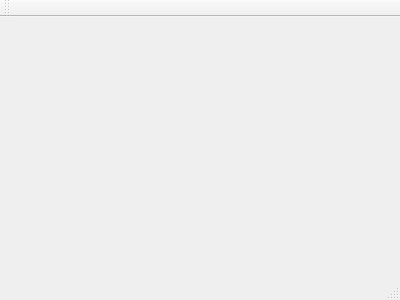
Qt form mainwindow.ui (VacheZohrabyan/VisionGuard) before a commit.
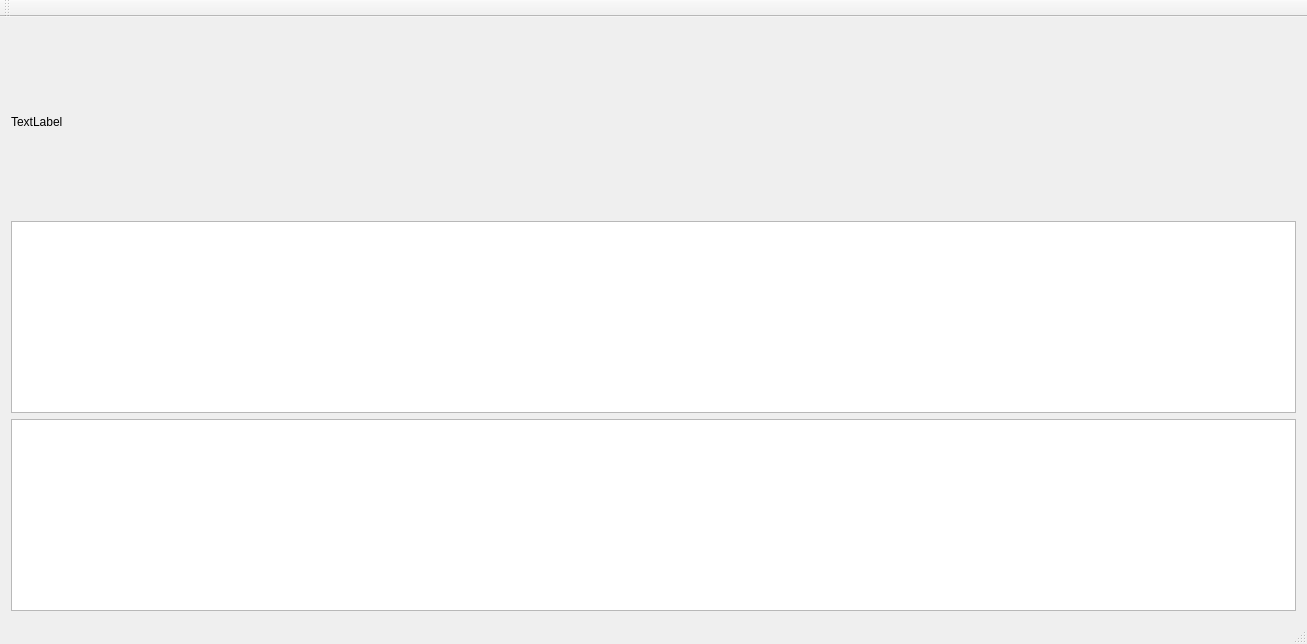
The same form after that commit.

Diff of the .ui file:
```diff
--- a/mainwindow.ui
+++ b/mainwindow.ui
@@ -1,24 +1,90 @@
 <ui version="4.0">
  <class>MainWindow</class>
- <widget class="QMainWindow" name="MainWindow" >
-  <property name="geometry" >
+ <widget class="QMainWindow" name="MainWindow">
+  <property name="geometry">
    <rect>
     <x>0</x>
     <y>0</y>
-    <width>400</width>
-    <height>300</height>
+    <width>1307</width>
+    <height>644</height>
    </rect>
   </property>
   <property name="windowTitle" >
    <string>MainWindow</string>
   </property>
-  <widget class="QMenuBar" name="menuBar" />
-  <widget class="QToolBar" name="mainToolBar" />
-  <widget class="QWidget" name="centralWidget" />
-  <widget class="QStatusBar" name="statusBar" />
+  <property name="iconSize">
+   <size>
+    <width>100</width>
+    <height>100</height>
+   </size>
+  </property>
+  <widget class="QWidget" name="centralWidget">
+   <layout class="QVBoxLayout" name="verticalLayout">
+    <item>
+     <widget class="QLabel" name="labelView">
+      <property name="sizePolicy">
+       <sizepolicy hsizetype="Expanding" vsizetype="Expanding">
+        <horstretch>0</horstretch>
+        <verstretch>0</verstretch>
+       </sizepolicy>
+      </property>
+      <property name="text">
+       <string>TextLabel</string>
+      </property>
+     </widget>
+    </item>
+    <item>
+     <widget class="QListView" name="listView">
+      <property name="sizePolicy">
+       <sizepolicy hsizetype="Preferred" vsizetype="Preferred">
+        <horstretch>0</horstretch>
+        <verstretch>0</verstretch>
+       </sizepolicy>
+      </property>
+      <property name="viewMode">
+       <enum>QListView::IconMode</enum>
+      </property>
+     </widget>
+    </item>
+    <item>
+     <widget class="QListWidget" name="listFace">
+      <property name="sizePolicy">
+       <sizepolicy hsizetype="Preferred" vsizetype="Preferred">
+        <horstretch>0</horstretch>
+        <verstretch>0</verstretch>
+       </sizepolicy>
+      </property>
+      <property name="iconSize">
+       <size>
+        <width>100</width>
+        <height>100</height>
+       </size>
+      </property>
+     </widget>
+    </item>
+   </layout>
+  </widget>
+  <widget class="QMenuBar" name="menuBar">
+   <property name="geometry">
+    <rect>
+     <x>0</x>
+     <y>0</y>
+     <width>1307</width>
+     <height>22</height>
+    </rect>
+   </property>
+  </widget>
+  <widget class="QToolBar" name="mainToolBar">
+   <attribute name="toolBarArea">
+    <enum>TopToolBarArea</enum>
+   </attribute>
+   <attribute name="toolBarBreak">
+    <bool>false</bool>
+   </attribute>
+  </widget>
+  <widget class="QStatusBar" name="statusBar"/>
  </widget>
- <layoutDefault spacing="6" margin="11" />
- <pixmapfunction></pixmapfunction>
+ <layoutdefault spacing="6" margin="11"/>
  <resources/>
  <connections/>
 </ui>
```
Left out of the diff: 3 changed lines with no effect on the pictures.
